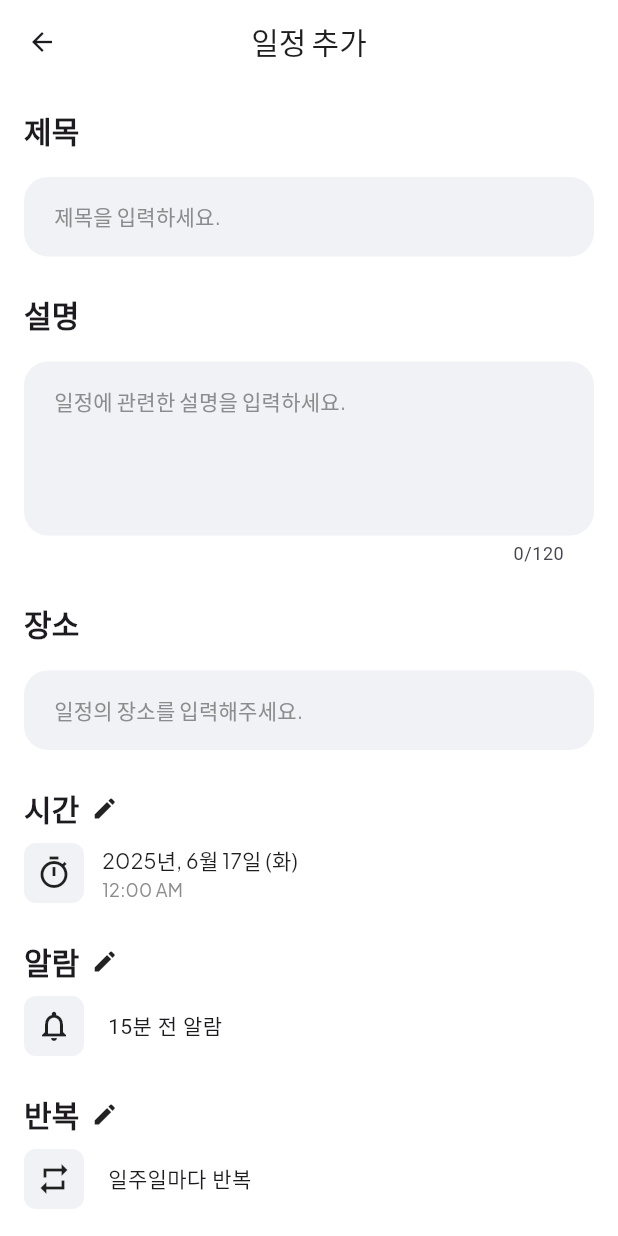
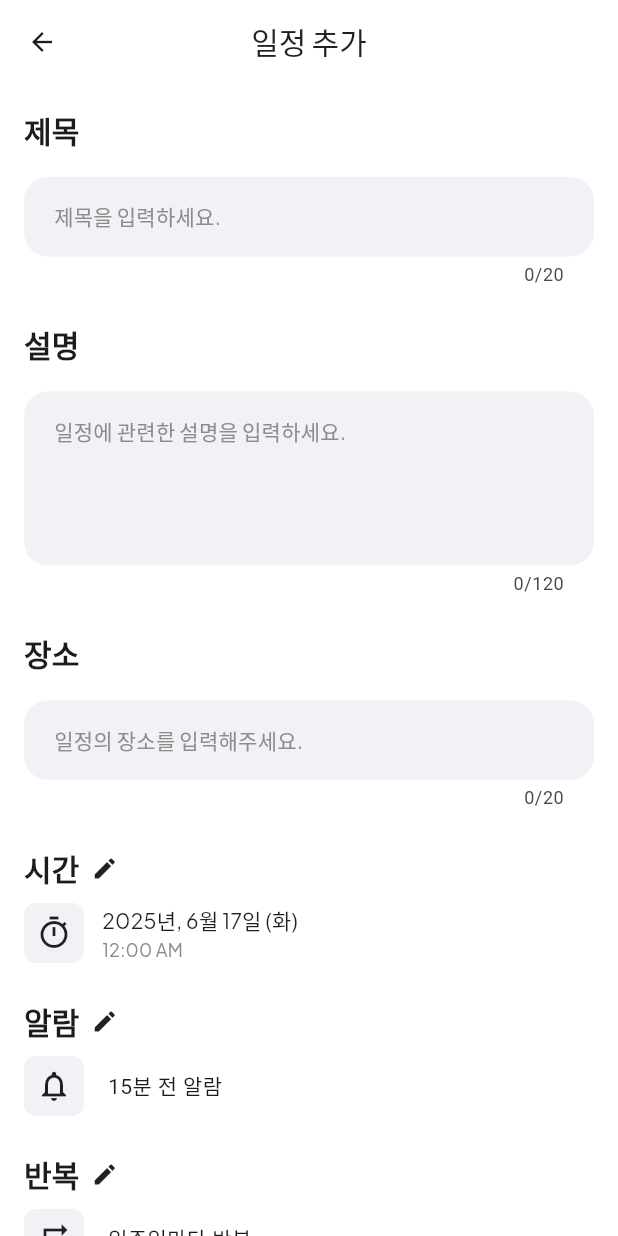
Before and after one commit to choiexe1/planee, a Flutter app: the CreateEventScreen screen opened directly with empty values, on a phone screen of 412 x 824 dp. Run offline on Flutter 3.47's test engine with Material 3 defaults, Android fonts, the phone set to English and light mode, and no system bars; our stand-ins replace freezed_annotation, get_it, go_router, sqflite; accounts and stored records are empty; generated files the repository leaves out were written again.

Commit message:
feat: 불필요한 padding 위젯 제거

```diff
--- a/lib/presentation/screens/create_event/create_event_screen.dart
+++ b/lib/presentation/screens/create_event/create_event_screen.dart
@@ -47,8 +47,12 @@ class CreateEventScreen extends StatelessWidget {
       ),
       body: SafeArea(
         child: SingleChildScrollView(
-          child: Padding(
-            padding: const EdgeInsets.all(16),
+          padding: const EdgeInsets.only(
+            top: 16,
+            left: 16,
+            right: 16,
+            bottom: 32,
+          ),
           child: Column(
             mainAxisSize: MainAxisSize.min,
             children: [
@@ -57,6 +61,7 @@ class CreateEventScreen extends StatelessWidget {
                 fields: [
                   LabeledFormInputField(
                     controller: titleController,
+                    maxLength: 20,
                     label: Text(
                       '제목',
                       style: AppTextStyle.subTitle1.copyWith(
@@ -88,6 +93,7 @@ class CreateEventScreen extends StatelessWidget {
                     },
                   ),
                   LabeledFormInputField(
+                    maxLength: 20,
                     controller: locationController,
                     label: Text(
                       '장소',
@@ -216,7 +222,6 @@ class CreateEventScreen extends StatelessWidget {
           ),
         ),
       ),
-      ),
     );
   }
 }
```
Lines whose indentation alone changed are shown as unchanged.
